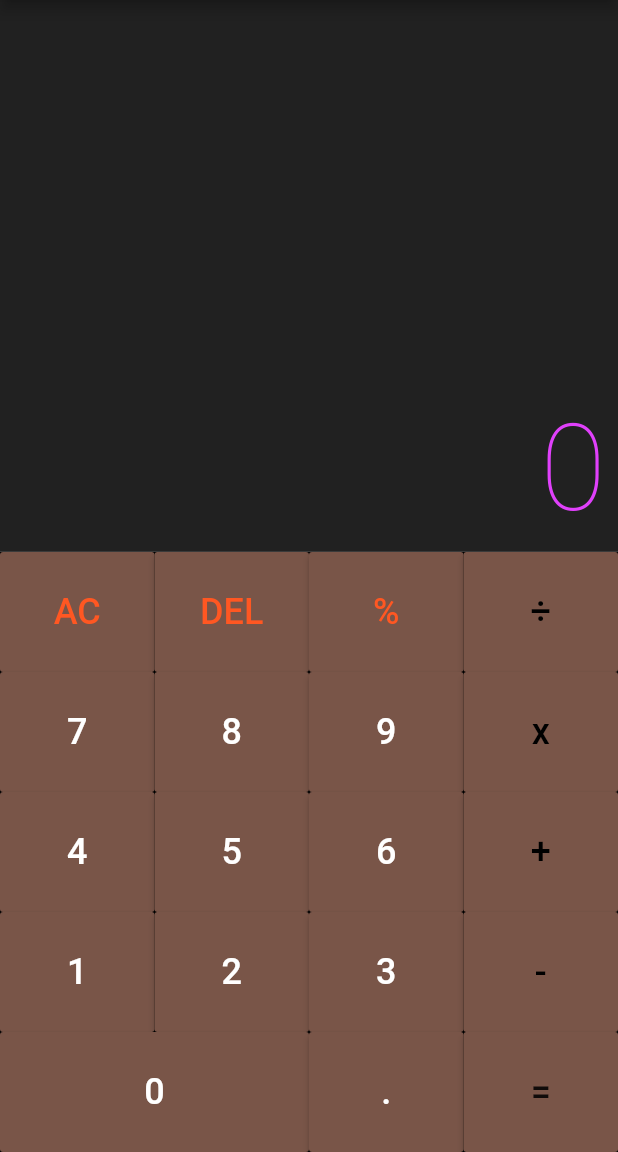
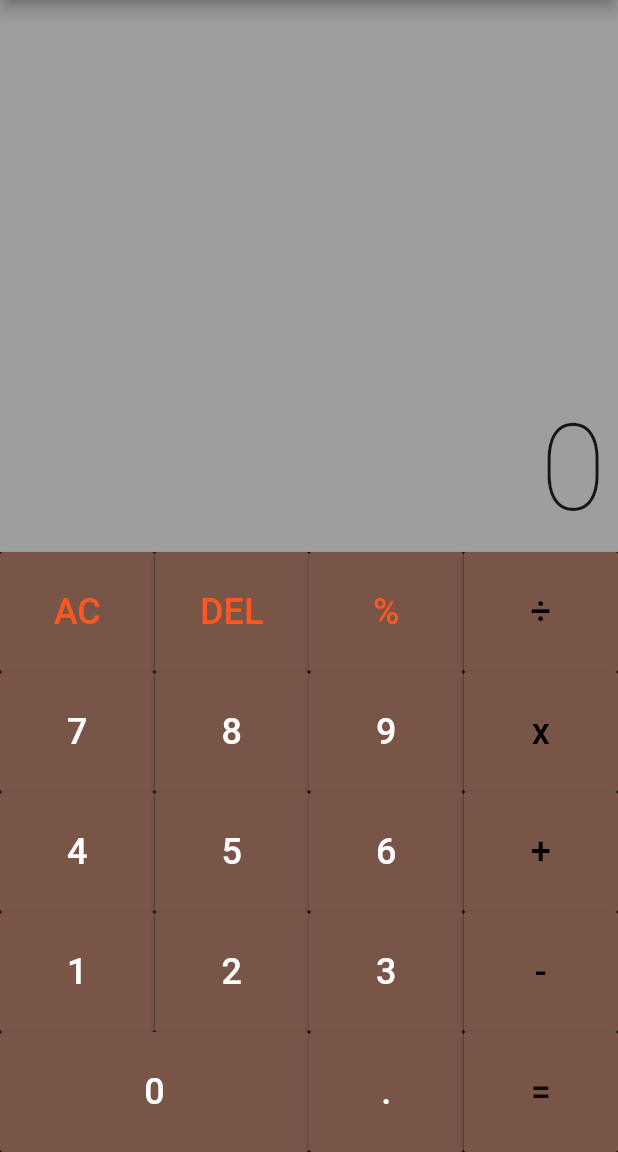
Before and after one commit to leitoraincomum/calculadoraflutter, a Flutter app: the screen it shows after launch, on a phone screen of 412 x 824 dp, the part 84-1236 px from its top. Run offline on Flutter 3.47's test engine with Material 2 defaults, Android fonts, the phone set to English and light mode, and no system bars; drawn by our look-alikes of auto_size_text.

Commit message:
cores atualizadas

```diff
--- a/lib/calculator.dart
+++ b/lib/calculator.dart
@@ -33,7 +33,7 @@ class _CalculatorState extends State<Calculator> {
     return Expanded(
       flex: 1,
       child: Container(
-        color: Colors.black87,
+        color: Colors.grey,
         child: Column(
           mainAxisAlignment: MainAxisAlignment.end,
           crossAxisAlignment: CrossAxisAlignment.stretch,
@@ -50,7 +50,7 @@ class _CalculatorState extends State<Calculator> {
                   fontWeight: FontWeight.w200,
                   decoration: TextDecoration.none,
                   fontSize: 80.0,
-                  color: Colors.purpleAccent,
+                  color: Colors.black87,
                 ),
               ),
             ),
```
